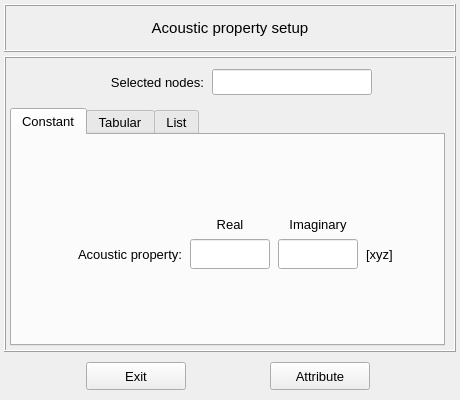
Old version of the form pulse/interface/data/ui_files/model/setup/acoustic/acoustic_property_input.ui in the repository open-pulse/OpenPulse.
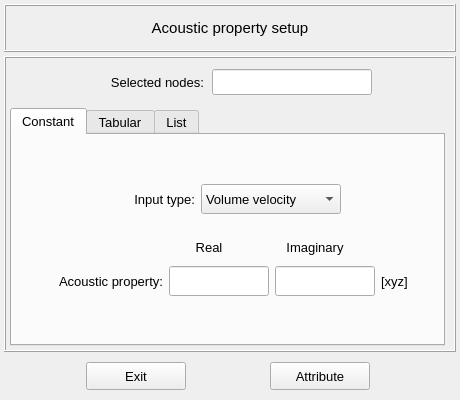
New version of the form.

Commit message: Recompile the acoustic property ui file

```diff
--- a/pulse/interface/data/ui_files/model/setup/acoustic/acoustic_property_input.ui
+++ b/pulse/interface/data/ui_files/model/setup/acoustic/acoustic_property_input.ui
@@ -303,230 +303,245 @@
          </attribute>
          <layout class="QGridLayout" name="gridLayout_12">
           <property name="leftMargin">
-           <number>4</number>
+           <number>2</number>
           </property>
           <property name="topMargin">
-           <number>4</number>
+           <number>2</number>
           </property>
           <property name="rightMargin">
-           <number>4</number>
+           <number>2</number>
           </property>
           <property name="bottomMargin">
-           <number>4</number>
+           <number>2</number>
           </property>
-          <property name="horizontalSpacing">
-           <number>8</number>
-          </property>
-          <property name="verticalSpacing">
+          <property name="spacing">
            <number>2</number>
           </property>
-          <item row="3" column="4">
-           <widget class="QLabel" name="label_unit">
+          <item row="2" column="0" colspan="2">
+           <widget class="QFrame" name="frame_2">
             <property name="minimumSize">
              <size>
               <width>0</width>
-              <height>30</height>
+              <height>60</height>
              </size>
             </property>
-            <property name="maximumSize">
-             <size>
-              <width>60</width>
-              <height>30</height>
-             </size>
+            <property name="frameShape">
+             <enum>QFrame::Shape::NoFrame</enum>
             </property>
-            <property name="font">
-             <font>
-              <family>MS Shell Dlg 2</family>
-              <pointsize>10</pointsize>
-              <italic>false</italic>
-              <bold>false</bold>
-             </font>
+            <property name="frameShadow">
+             <enum>QFrame::Shadow::Raised</enum>
             </property>
-            <property name="text">
-             <string>[xyz]</string>
-            </property>
-            <property name="alignment">
-             <set>Qt::AlignmentFlag::AlignLeading|Qt::AlignmentFlag::AlignLeft|Qt::AlignmentFlag::AlignVCenter</set>
-            </property>
+            <layout class="QGridLayout" name="gridLayout_2">
+             <item row="0" column="3">
+              <widget class="QLabel" name="label_20">
+               <property name="minimumSize">
+                <size>
+                 <width>80</width>
+                 <height>26</height>
+                </size>
+               </property>
+               <property name="maximumSize">
+                <size>
+                 <width>80</width>
+                 <height>26</height>
+                </size>
+               </property>
+               <property name="font">
+                <font>
+                 <family>MS Shell Dlg 2</family>
+                 <pointsize>10</pointsize>
+                 <italic>false</italic>
+                 <bold>false</bold>
+                </font>
+               </property>
+               <property name="text">
+                <string>Imaginary</string>
+               </property>
+               <property name="alignment">
+                <set>Qt::AlignmentFlag::AlignCenter</set>
+               </property>
+              </widget>
+             </item>
+             <item row="1" column="3">
+              <widget class="QLineEdit" name="lineEdit_imag_value">
+               <property name="minimumSize">
+                <size>
+                 <width>100</width>
+                 <height>30</height>
+                </size>
+               </property>
+               <property name="maximumSize">
+                <size>
+                 <width>120</width>
+                 <height>30</height>
+                </size>
+               </property>
+               <property name="font">
+                <font>
+                 <family>MS Shell Dlg 2</family>
+                 <pointsize>10</pointsize>
+                 <italic>false</italic>
+                 <bold>false</bold>
+                </font>
+               </property>
+               <property name="styleSheet">
+                <string notr="true"/>
+               </property>
+               <property name="alignment">
+                <set>Qt::AlignmentFlag::AlignCenter</set>
+               </property>
+              </widget>
+             </item>
+             <item row="1" column="1">
+              <widget class="QLabel" name="label_property">
+               <property name="minimumSize">
+                <size>
+                 <width>130</width>
+                 <height>30</height>
+                </size>
+               </property>
+               <property name="maximumSize">
+                <size>
+                 <width>140</width>
+                 <height>30</height>
+                </size>
+               </property>
+               <property name="font">
+                <font>
+                 <family>MS Shell Dlg 2</family>
+                 <pointsize>10</pointsize>
+                 <italic>false</italic>
+                 <bold>false</bold>
+                </font>
+               </property>
+               <property name="text">
+                <string>Acoustic property:</string>
+               </property>
+               <property name="alignment">
+                <set>Qt::AlignmentFlag::AlignRight|Qt::AlignmentFlag::AlignTrailing|Qt::AlignmentFlag::AlignVCenter</set>
+               </property>
+              </widget>
+             </item>
+             <item row="0" column="2">
+              <widget class="QLabel" name="label_4">
+               <property name="minimumSize">
+                <size>
+                 <width>80</width>
+                 <height>26</height>
+                </size>
+               </property>
+               <property name="maximumSize">
+                <size>
+                 <width>80</width>
+                 <height>26</height>
+                </size>
+               </property>
+               <property name="font">
+                <font>
+                 <family>MS Shell Dlg 2</family>
+                 <pointsize>10</pointsize>
+                 <italic>false</italic>
+                 <bold>false</bold>
+                </font>
+               </property>
+               <property name="text">
+                <string>Real</string>
+               </property>
+               <property name="alignment">
+                <set>Qt::AlignmentFlag::AlignCenter</set>
+               </property>
+              </widget>
+             </item>
+             <item row="1" column="2">
+              <widget class="QLineEdit" name="lineEdit_real_value">
+               <property name="minimumSize">
+                <size>
+                 <width>100</width>
+                 <height>30</height>
+                </size>
+               </property>
+               <property name="maximumSize">
+                <size>
+                 <width>120</width>
+                 <height>30</height>
+                </size>
+               </property>
+               <property name="font">
+                <font>
+                 <family>MS Shell Dlg 2</family>
+                 <pointsize>10</pointsize>
+                 <italic>false</italic>
+                 <bold>false</bold>
+                </font>
+               </property>
+               <property name="styleSheet">
+                <string notr="true"/>
+               </property>
+               <property name="alignment">
+                <set>Qt::AlignmentFlag::AlignCenter</set>
+               </property>
+              </widget>
+             </item>
+             <item row="1" column="5">
+              <spacer name="horizontalSpacer_7">
+               <property name="orientation">
+                <enum>Qt::Orientation::Horizontal</enum>
+               </property>
+               <property name="sizeHint" stdset="0">
+                <size>
+                 <width>40</width>
+                 <height>20</height>
+                </size>
+               </property>
+              </spacer>
+             </item>
+             <item row="1" column="4">
+              <widget class="QLabel" name="label_unit">
+               <property name="minimumSize">
+                <size>
+                 <width>40</width>
+                 <height>30</height>
+                </size>
+               </property>
+               <property name="maximumSize">
+                <size>
+                 <width>60</width>
+                 <height>30</height>
+                </size>
+               </property>
+               <property name="font">
+                <font>
+                 <family>MS Shell Dlg 2</family>
+                 <pointsize>10</pointsize>
+                 <italic>false</italic>
+                 <bold>false</bold>
+                </font>
+               </property>
+               <property name="text">
+                <string>[xyz]</string>
+               </property>
+               <property name="alignment">
+                <set>Qt::AlignmentFlag::AlignLeading|Qt::AlignmentFlag::AlignLeft|Qt::AlignmentFlag::AlignVCenter</set>
+               </property>
+              </widget>
+             </item>
+             <item row="1" column="0">
+              <spacer name="horizontalSpacer_8">
+               <property name="orientation">
+                <enum>Qt::Orientation::Horizontal</enum>
+               </property>
+               <property name="sizeHint" stdset="0">
+                <size>
+                 <width>40</width>
+                 <height>20</height>
+                </size>
+               </property>
+              </spacer>
+             </item>
+            </layout>
            </widget>
           </item>
-          <item row="2" column="2">
-           <widget class="QLabel" name="label_4">
-            <property name="minimumSize">
-             <size>
-              <width>80</width>
-              <height>26</height>
-             </size>
-            </property>
-            <property name="maximumSize">
-             <size>
-              <width>80</width>
-              <height>26</height>
-             </size>
-            </property>
-            <property name="font">
-             <font>
-              <family>MS Shell Dlg 2</family>
-              <pointsize>10</pointsize>
-              <italic>false</italic>
-              <bold>false</bold>
-             </font>
-            </property>
-            <property name="text">
-             <string>Real</string>
-            </property>
-            <property name="alignment">
-             <set>Qt::AlignmentFlag::AlignCenter</set>
-            </property>
-           </widget>
-          </item>
-          <item row="3" column="1">
-           <widget class="QLabel" name="label_bondary_condition">
-            <property name="minimumSize">
-             <size>
-              <width>120</width>
-              <height>30</height>
-             </size>
-            </property>
-            <property name="maximumSize">
-             <size>
-              <width>140</width>
-              <height>30</height>
-             </size>
-            </property>
-            <property name="font">
-             <font>
-              <family>MS Shell Dlg 2</family>
-              <pointsize>10</pointsize>
-              <italic>false</italic>
-              <bold>false</bold>
-             </font>
-            </property>
-            <property name="text">
-             <string>Acoustic property:</string>
-            </property>
-            <property name="alignment">
-             <set>Qt::AlignmentFlag::AlignRight|Qt::AlignmentFlag::AlignTrailing|Qt::AlignmentFlag::AlignVCenter</set>
-            </property>
-           </widget>
-          </item>
-          <item row="3" column="2">
-           <widget class="QLineEdit" name="lineEdit_real_value">
-            <property name="minimumSize">
-             <size>
-              <width>80</width>
-              <height>30</height>
-             </size>
-            </property>
-            <property name="maximumSize">
-             <size>
-              <width>80</width>
-              <height>30</height>
-             </size>
-            </property>
-            <property name="font">
-             <font>
-              <family>MS Shell Dlg 2</family>
-              <pointsize>10</pointsize>
-              <italic>false</italic>
-              <bold>false</bold>
-             </font>
-            </property>
-            <property name="styleSheet">
-             <string notr="true"/>
-            </property>
-            <property name="alignment">
-             <set>Qt::AlignmentFlag::AlignCenter</set>
-            </property>
-           </widget>
-          </item>
-          <item row="2" column="3">
-           <widget class="QLabel" name="label_20">
-            <property name="minimumSize">
-             <size>
-              <width>80</width>
-              <height>26</height>
-             </size>
-            </property>
-            <property name="maximumSize">
-             <size>
-              <width>80</width>
-              <height>26</height>
-             </size>
-            </property>
-            <property name="font">
-             <font>
-              <family>MS Shell Dlg 2</family>
-              <pointsize>10</pointsize>
-              <italic>false</italic>
-              <bold>false</bold>
-             </font>
-            </property>
-            <property name="text">
-             <string>Imaginary</string>
-            </property>
-            <property name="alignment">
-             <set>Qt::AlignmentFlag::AlignCenter</set>
-            </property>
-           </widget>
-          </item>
-          <item row="3" column="3">
-           <widget class="QLineEdit" name="lineEdit_imag_value">
-            <property name="minimumSize">
-             <size>
-              <width>80</width>
-              <height>30</height>
-             </size>
-            </property>
-            <property name="maximumSize">
-             <size>
-              <width>80</width>
-              <height>30</height>
-             </size>
-            </property>
-            <property name="font">
-             <font>
-              <family>MS Shell Dlg 2</family>
-              <pointsize>10</pointsize>
-              <italic>false</italic>
-              <bold>false</bold>
-             </font>
-            </property>
-            <property name="styleSheet">
-             <string notr="true"/>
-            </property>
-            <property name="alignment">
-             <set>Qt::AlignmentFlag::AlignCenter</set>
-            </property>
-           </widget>
-          </item>
-          <item row="3" column="5">
-           <spacer name="horizontalSpacer_5">
-            <property name="orientation">
-             <enum>Qt::Orientation::Horizontal</enum>
-            </property>
-            <property name="sizeHint" stdset="0">
-             <size>
-              <width>40</width>
-              <height>20</height>
-             </size>
-            </property>
-           </spacer>
-          </item>
-          <item row="3" column="0">
-           <spacer name="horizontalSpacer_6">
-            <property name="orientation">
-             <enum>Qt::Orientation::Horizontal</enum>
-            </property>
-            <property name="sizeHint" stdset="0">
-             <size>
-              <width>40</width>
-              <height>20</height>
-             </size>
-            </property>
-           </spacer>
-          </item>
-          <item row="4" column="2">
+          <item row="3" column="0" colspan="2">
            <spacer name="verticalSpacer">
             <property name="orientation">
              <enum>Qt::Orientation::Vertical</enum>
@@ -539,7 +554,107 @@
             </property>
            </spacer>
           </item>
-          <item row="0" column="2">
+          <item row="1" column="0" colspan="2">
+           <widget class="QFrame" name="frame_advanced_controls">
+            <property name="minimumSize">
+             <size>
+              <width>0</width>
+              <height>48</height>
+             </size>
+            </property>
+            <property name="frameShape">
+             <enum>QFrame::Shape::NoFrame</enum>
+            </property>
+            <property name="frameShadow">
+             <enum>QFrame::Shadow::Raised</enum>
+            </property>
+            <layout class="QGridLayout" name="gridLayout_3">
+             <item row="0" column="1">
+              <widget class="QLabel" name="label_input_type">
+               <property name="minimumSize">
+                <size>
+                 <width>80</width>
+                 <height>30</height>
+                </size>
+               </property>
+               <property name="maximumSize">
+                <size>
+                 <width>140</width>
+                 <height>30</height>
+                </size>
+               </property>
+               <property name="font">
+                <font>
+                 <family>MS Shell Dlg 2</family>
+                 <pointsize>10</pointsize>
+                 <italic>false</italic>
+                 <bold>false</bold>
+                </font>
+               </property>
+               <property name="text">
+                <string>Input type:</string>
+               </property>
+               <property name="alignment">
+                <set>Qt::AlignmentFlag::AlignRight|Qt::AlignmentFlag::AlignTrailing|Qt::AlignmentFlag::AlignVCenter</set>
+               </property>
+              </widget>
+             </item>
+             <item row="0" column="0">
+              <spacer name="horizontalSpacer_5">
+               <property name="orientation">
+                <enum>Qt::Orientation::Horizontal</enum>
+               </property>
+               <property name="sizeHint" stdset="0">
+                <size>
+                 <width>40</width>
+                 <height>20</height>
+                </size>
+               </property>
+              </spacer>
+             </item>
+             <item row="0" column="2">
+              <widget class="QComboBox" name="comboBox_input_type">
+               <property name="minimumSize">
+                <size>
+                 <width>140</width>
+                 <height>30</height>
+                </size>
+               </property>
+               <property name="maximumSize">
+                <size>
+                 <width>16777215</width>
+                 <height>30</height>
+                </size>
+               </property>
+               <item>
+                <property name="text">
+                 <string>Volume velocity</string>
+                </property>
+               </item>
+               <item>
+                <property name="text">
+                 <string>Surface velocity</string>
+                </property>
+               </item>
+              </widget>
+             </item>
+             <item row="0" column="3">
+              <spacer name="horizontalSpacer_6">
+               <property name="orientation">
+                <enum>Qt::Orientation::Horizontal</enum>
+               </property>
+               <property name="sizeHint" stdset="0">
+                <size>
+                 <width>40</width>
+                 <height>20</height>
+                </size>
+               </property>
+              </spacer>
+             </item>
+            </layout>
+           </widget>
+          </item>
+          <item row="0" column="0" colspan="2">
            <spacer name="verticalSpacer_2">
             <property name="orientation">
              <enum>Qt::Orientation::Vertical</enum>
```
The commit also changes 2 other files.
